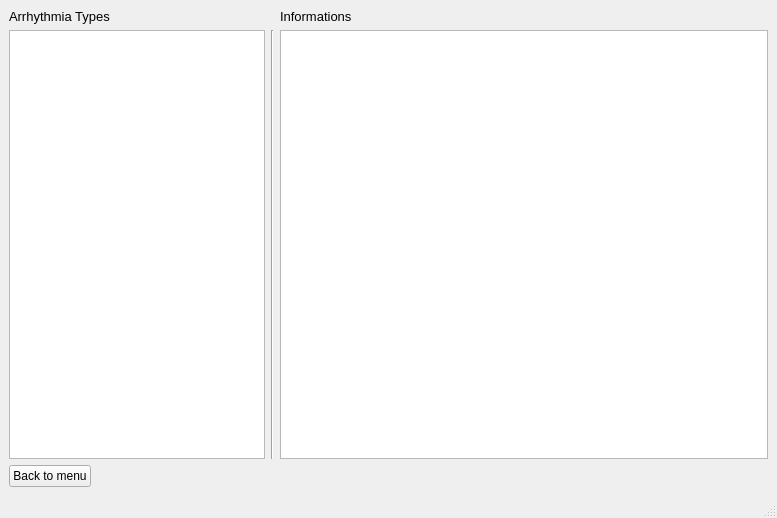
This is arrhythmia/interface/resources/types.ui in tomsoonn/arrhythmia-prediction as Qt 5 draws it before an edit. The edited form follows.
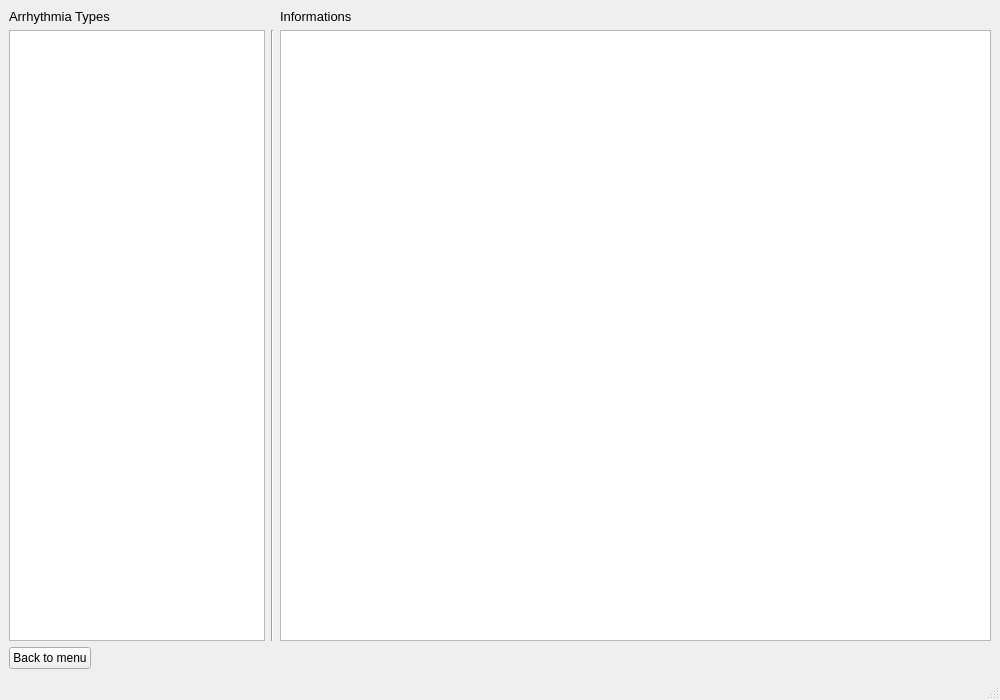
This is the edited form.

Diff of the .ui file:
```diff
--- a/arrhythmia/interface/resources/types.ui
+++ b/arrhythmia/interface/resources/types.ui
@@ -6,8 +6,8 @@
    <rect>
     <x>0</x>
     <y>0</y>
-    <width>777</width>
-    <height>518</height>
+    <width>1000</width>
+    <height>700</height>
    </rect>
   </property>
   <property name="windowTitle">
@@ -23,6 +23,12 @@
         <verstretch>0</verstretch>
        </sizepolicy>
       </property>
+      <property name="editTriggers">
+       <set>QAbstractItemView::NoEditTriggers</set>
+      </property>
+      <property name="spacing">
+       <number>7</number>
+      </property>
      </widget>
     </item>
     <item row="2" column="1">
@@ -32,9 +38,6 @@
       </property>
      </widget>
     </item>
-    <item row="2" column="2">
-     <widget class="QTextBrowser" name="textBrowser"/>
-    </item>
     <item row="3" column="0">
      <widget class="QPushButton" name="back_button">
       <property name="sizePolicy">
@@ -72,6 +75,16 @@
       </property>
      </widget>
     </item>
+    <item row="2" column="2">
+     <widget class="QTextEdit" name="text_field">
+      <property name="enabled">
+       <bool>true</bool>
+      </property>
+      <property name="readOnly">
+       <bool>true</bool>
+      </property>
+     </widget>
+    </item>
    </layout>
   </widget>
   <widget class="QMenuBar" name="menubar">
```
Left out of the diff: 4 changed lines with no effect on the pictures.
